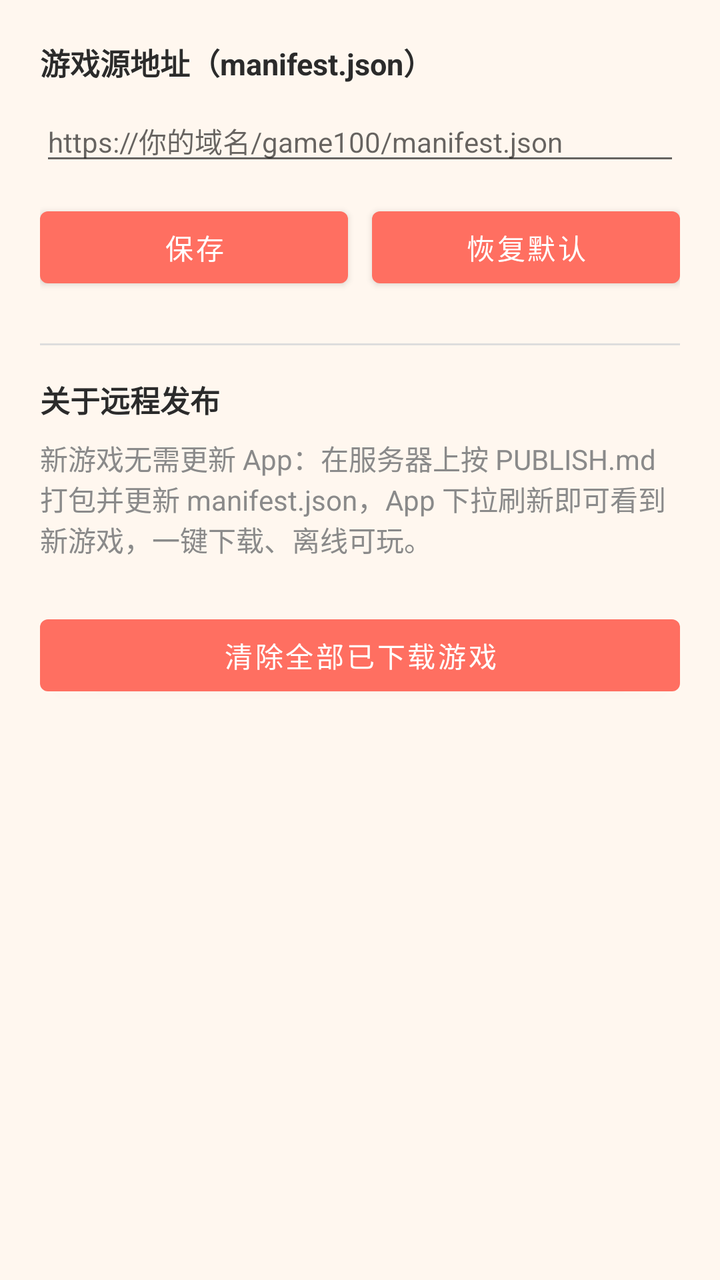
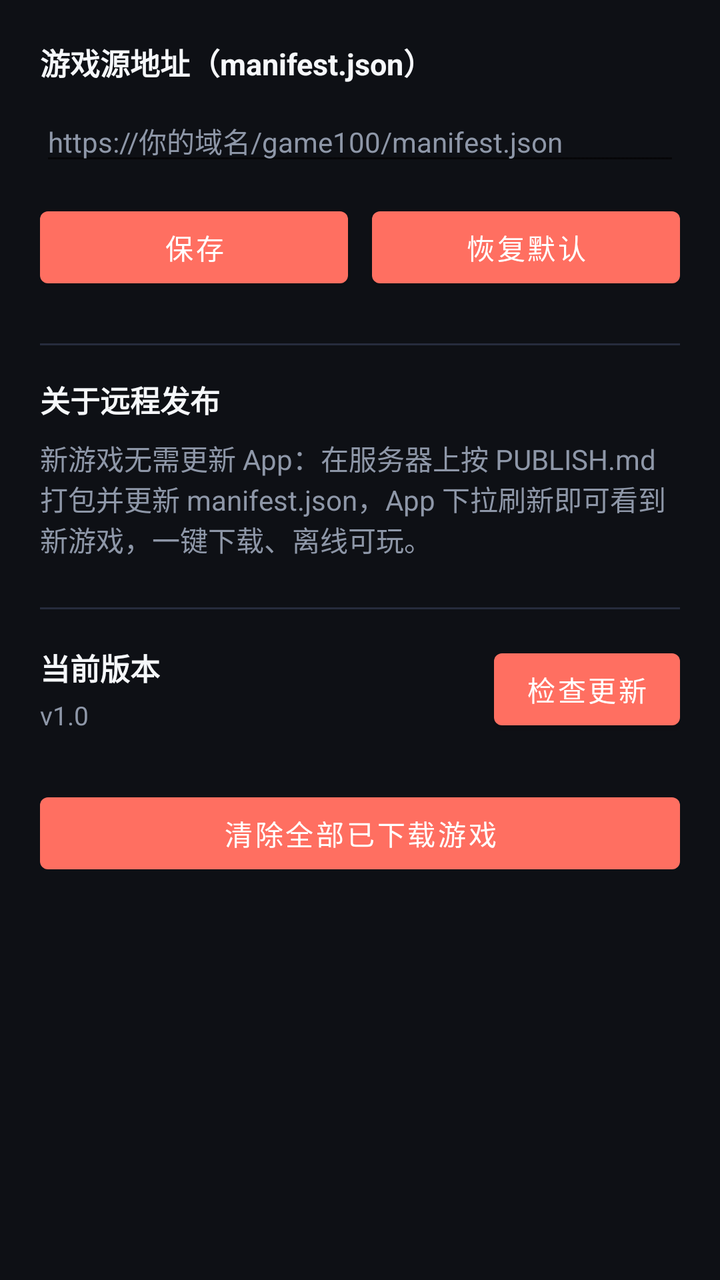

The first picture is an Android layout as it rendered before a commit; the second is the same layout after the commit. The layout source and the unified diff follow.
<!-- AndroidManifest.xml: application theme Theme.Game100 -->
<!-- res/layout/activity_settings.xml -->
<?xml version="1.0" encoding="utf-8"?>
<ScrollView xmlns:android="http://schemas.android.com/apk/res/android"
    android:layout_width="match_parent"
    android:layout_height="match_parent"
    android:background="@color/bg">

    <LinearLayout
        android:layout_width="match_parent"
        android:layout_height="wrap_content"
        android:orientation="vertical"
        android:padding="20dp">

        <TextView
            android:layout_width="wrap_content"
            android:layout_height="wrap_content"
            android:text="@string/manifest_url_label"
            android:textColor="@color/text_primary"
            android:textSize="15sp"
            android:textStyle="bold" />

        <EditText
            android:id="@+id/et_url"
            android:layout_width="match_parent"
            android:layout_height="wrap_content"
            android:layout_marginTop="8dp"
            android:hint="@string/manifest_url_hint"
            android:inputType="textUri"
            android:textSize="14sp" />

        <LinearLayout
            android:layout_width="match_parent"
            android:layout_height="wrap_content"
            android:layout_marginTop="12dp"
            android:orientation="horizontal">

            <Button
                android:id="@+id/btn_save"
                android:layout_width="0dp"
                android:layout_height="wrap_content"
                android:layout_weight="1"
                android:text="@string/save" />

            <Button
                android:id="@+id/btn_default"
                android:layout_width="0dp"
                android:layout_height="wrap_content"
                android:layout_marginStart="12dp"
                android:layout_weight="1"
                android:text="@string/restore_default" />
        </LinearLayout>

        <View
            android:layout_width="match_parent"
            android:layout_height="1dp"
            android:layout_marginTop="24dp"
            android:background="#DDDDDD" />

        <TextView
            android:layout_width="wrap_content"
            android:layout_height="wrap_content"
            android:layout_marginTop="16dp"
            android:text="@string/about_title"
            android:textColor="@color/text_primary"
            android:textSize="15sp"
            android:textStyle="bold" />

        <TextView
            android:layout_width="match_parent"
            android:layout_height="wrap_content"
            android:layout_marginTop="8dp"
            android:text="@string/about_text"
            android:textColor="@color/text_secondary"
            android:textSize="14sp" />

        <Button
            android:id="@+id/btn_clear"
            android:layout_width="match_parent"
            android:layout_height="wrap_content"
            android:layout_marginTop="24dp"
            android:text="@string/clear_cache" />
    </LinearLayout>
</ScrollView>
<!-- resources referenced by this layout -->
<resources>
  <color name="bg">#FFF7EF</color>
  <color name="text_primary">#2B2B2B</color>
  <color name="text_secondary">#8A8A8A</color>
  <string name="about_text">新游戏无需更新 App：在服务器上按 PUBLISH.md 打包并更新 manifest.json，App 下拉刷新即可看到新游戏，一键下载、离线可玩。</string>
  <string name="about_title">关于远程发布</string>
  <string name="clear_cache">清除全部已下载游戏</string>
  <string name="manifest_url_hint">https://你的域名/game100/manifest.json</string>
  <string name="manifest_url_label">游戏源地址（manifest.json）</string>
  <string name="restore_default">恢复默认</string>
  <string name="save">保存</string>
  <style name="Theme.Game100" parent="Theme.MaterialComponents.DayNight.NoActionBar">
          <item name="colorPrimary">@color/brand</item>
          <item name="colorPrimaryDark">@color/brand_dark</item>
          <item name="colorAccent">@color/brand</item>
          <item name="android:windowBackground">@color/bg</item>
      </style>
  <color name="brand">#FF6F61</color>
  <color name="brand_dark">#E85A4F</color>
</resources>

<!-- the commit's change to res/layout/activity_settings.xml (unified diff, before → after) -->
@@ -25,7 +25,9 @@
             android:layout_marginTop="8dp"
             android:hint="@string/manifest_url_hint"
             android:inputType="textUri"
-            android:textSize="14sp" />
+            android:textSize="14sp"
+            android:textColor="@color/text_primary"
+            android:textColorHint="@color/text_secondary" />
 
         <LinearLayout
             android:layout_width="match_parent"
@@ -53,7 +55,7 @@
             android:layout_width="match_parent"
             android:layout_height="1dp"
             android:layout_marginTop="24dp"
-            android:background="#DDDDDD" />
+            android:background="@color/divider" />
 
         <TextView
             android:layout_width="wrap_content"
@@ -72,6 +74,50 @@
             android:textColor="@color/text_secondary"
             android:textSize="14sp" />
 
+        <View
+            android:layout_width="match_parent"
+            android:layout_height="1dp"
+            android:layout_marginTop="24dp"
+            android:background="@color/divider" />
+
+        <LinearLayout
+            android:layout_width="match_parent"
+            android:layout_height="wrap_content"
+            android:layout_marginTop="16dp"
+            android:orientation="horizontal"
+            android:gravity="center_vertical">
+
+            <LinearLayout
+                android:layout_width="0dp"
+                android:layout_height="wrap_content"
+                android:layout_weight="1"
+                android:orientation="vertical">
+
+                <TextView
+                    android:layout_width="wrap_content"
+                    android:layout_height="wrap_content"
+                    android:text="@string/current_version"
+                    android:textColor="@color/text_primary"
+                    android:textSize="15sp"
+                    android:textStyle="bold" />
+
+                <TextView
+                    android:id="@+id/tv_version"
+                    android:layout_width="wrap_content"
+                    android:layout_height="wrap_content"
+                    android:layout_marginTop="4dp"
+                    android:text="v1.0"
+                    android:textColor="@color/text_secondary"
+                    android:textSize="13sp" />
+            </LinearLayout>
+
+            <Button
+                android:id="@+id/btn_check_update"
+                android:layout_width="wrap_content"
+                android:layout_height="wrap_content"
+                android:text="@string/check_update" />
+        </LinearLayout>
+
         <Button
             android:id="@+id/btn_clear"
             android:layout_width="match_parent"
<!-- resource entries referenced after the edit -->
@@ -1,22 +1,27 @@
 <!-- resources referenced by this layout -->
 <resources>
-  <color name="bg">#FFF7EF</color>
-  <color name="text_primary">#2B2B2B</color>
-  <color name="text_secondary">#8A8A8A</color>
+  <color name="bg">#0E1015</color>
+  <color name="divider">#262C3D</color>
+  <color name="text_primary">#F5F7FA</color>
+  <color name="text_secondary">#8E97A8</color>
   <string name="about_text">新游戏无需更新 App：在服务器上按 PUBLISH.md 打包并更新 manifest.json，App 下拉刷新即可看到新游戏，一键下载、离线可玩。</string>
   <string name="about_title">关于远程发布</string>
+  <string name="check_update">检查更新</string>
   <string name="clear_cache">清除全部已下载游戏</string>
+  <string name="current_version">当前版本</string>
   <string name="manifest_url_hint">https://你的域名/game100/manifest.json</string>
   <string name="manifest_url_label">游戏源地址（manifest.json）</string>
   <string name="restore_default">恢复默认</string>
   <string name="save">保存</string>
   <style name="Theme.Game100" parent="Theme.MaterialComponents.DayNight.NoActionBar">
           <item name="colorPrimary">@color/brand</item>
-          <item name="colorPrimaryDark">@color/brand_dark</item>
+          <item name="colorPrimaryDark">@color/bg</item>
           <item name="colorAccent">@color/brand</item>
           <item name="android:windowBackground">@color/bg</item>
+          <item name="android:statusBarColor">@color/bg</item>
+          <item name="android:navigationBarColor">@color/bg</item>
+          <item name="android:windowLightStatusBar">false</item>
       </style>
   <color name="brand">#FF6F61</color>
-  <color name="brand_dark">#E85A4F</color>
 </resources>
 
